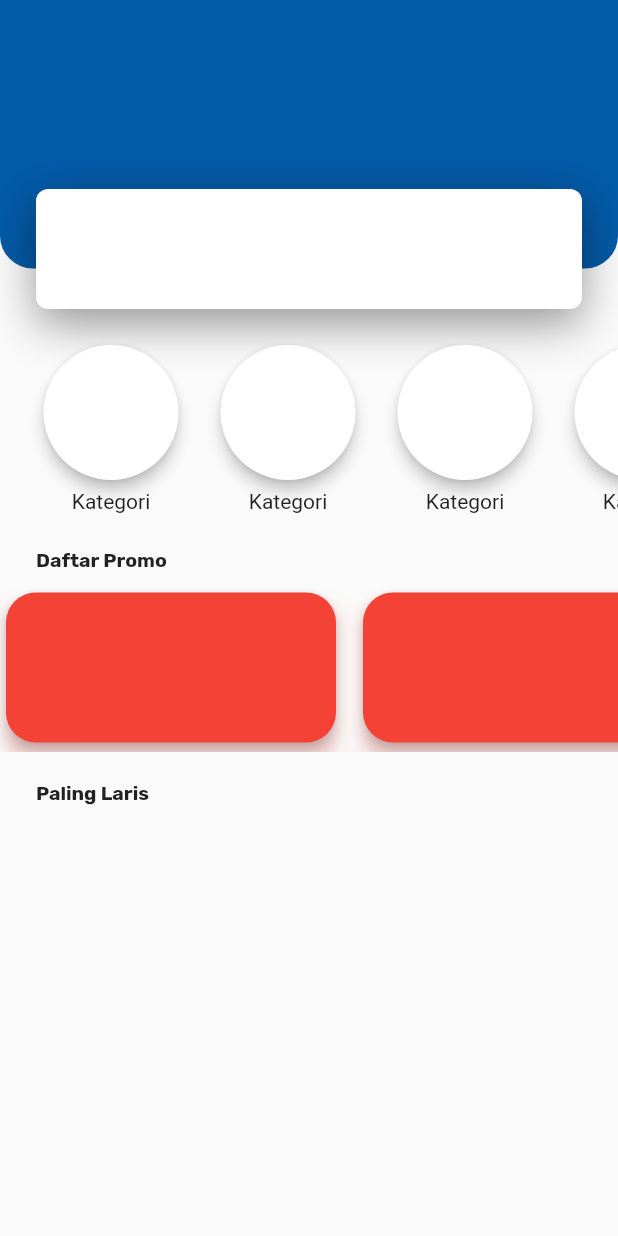
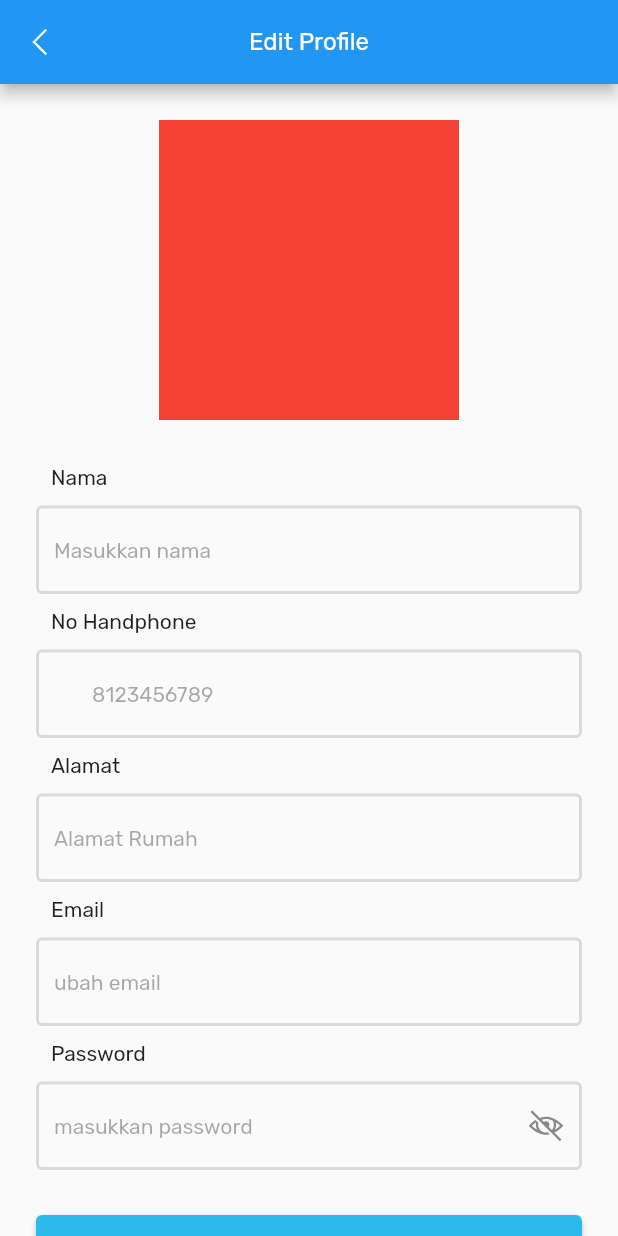
Before and after one commit to zanuar35/tirta_kita, a Flutter app: the screen it shows after launch, on a phone screen of 412 x 824 dp. Run offline on Flutter 3.47's test engine with Material 2 defaults, Android fonts, the phone set to English and light mode, and no system bars; our stand-ins replace google_fonts, line_icons.

Commit message:
initial commit

```diff
--- a/lib/main.dart
+++ b/lib/main.dart
@@ -1,4 +1,5 @@
 import 'package:flutter/material.dart';
+import 'package:tirta_kita/screen/edit_profile/edit_profile.dart';
 import 'package:tirta_kita/screen/home_screen/home_screen.dart';
 import 'package:tirta_kita/screen/login_screen/login_screen.dart';
 import 'package:tirta_kita/screen/sign_up/sign_up_screen.dart';
@@ -15,6 +16,6 @@ class MyApp extends StatelessWidget {
         theme: ThemeData(
           primarySwatch: Colors.blue,
         ),
-        home: HomeScreen());
+        home: EditProfile());
   }
 }
--- /dev/null
+++ b/lib/screen/edit_profile/edit_profile.dart
@@ -0,0 +1,78 @@
+import 'package:flutter/material.dart';
+import 'package:google_fonts/google_fonts.dart';
+import 'package:line_icons/line_icons.dart';
+import 'package:tirta_kita/constants.dart';
+import 'package:tirta_kita/shared/widget/button.dart';
+import 'package:tirta_kita/shared/widget/input_password.dart';
+import 'package:tirta_kita/shared/widget/input_text.dart';
+import 'package:tirta_kita/shared/widget/label_text.dart';
+
+class EditProfile extends StatelessWidget {
+  //const EditProfile({ Key? key }) : super(key: key);
+  final TextEditingController _passwordController = TextEditingController();
+
+  @override
+  Widget build(BuildContext context) {
+    return Scaffold(
+      appBar: AppBar(
+        leading: Icon(LineIcons.angleLeft),
+        title: Text(
+          'Edit Profile',
+          style: GoogleFonts.rubik(
+              textStyle: TextStyle(fontSize: 16, fontWeight: FontWeight.w400)),
+        ),
+        centerTitle: true,
+      ),
+      body: SingleChildScrollView(
+        child: Container(
+          margin: EdgeInsets.symmetric(horizontal: 24, vertical: 24),
+          child: Column(
+            mainAxisAlignment: MainAxisAlignment.start,
+            crossAxisAlignment: CrossAxisAlignment.start,
+            children: <Widget>[
+              Center(
+                child: Container(
+                  color: Colors.red,
+                  width: 200,
+                  height: 200,
+                ),
+              ),
+              SizedBox(
+                height: 20,
+              ),
+              // Input nama
+              LabelText(text: 'Nama'),
+              InputText(hintText: 'Masukkan nama'),
+              // Input no hp
+              LabelText(
+                text: 'No Handphone',
+              ),
+              InputNo(
+                hintText: '8123456789',
+                prefixText: '+62',
+              ),
+              // input alamat
+              LabelText(text: 'Alamat'),
+              InputText(hintText: 'Alamat Rumah'),
+              // input email
+              LabelText(text: 'Email'),
+              InputText(hintText: "ubah email"),
+              // input password
+              LabelText(text: 'Password'),
+              InputPassword(
+                controller: _passwordController,
+                hintText: 'masukkan password',
+              ),
+              SizedBox(height: 30),
+              // Tombol simpan
+              Button(
+                text: 'Simpan',
+                color: kSecondaryColor,
+              )
+            ],
+          ),
+        ),
+      ),
+    );
+  }
+}
--- a/lib/screen/home_screen/home_screen.dart
+++ b/lib/screen/home_screen/home_screen.dart
@@ -1,6 +1,12 @@
 import 'package:flutter/material.dart';
 import 'package:google_fonts/google_fonts.dart';
+import 'package:line_icons/line_icon.dart';
+import 'package:line_icons/line_icons.dart';
 import 'package:tirta_kita/constants.dart';
+import 'package:tirta_kita/screen/home_screen/widgets/card_product.dart';
+
+import 'widgets/category_widget.dart';
+import 'widgets/promo_widget.dart';
 
 class HomeScreen extends StatelessWidget {
   // const HomeScreen({ Key? key }) : super(key: key);
@@ -23,8 +29,8 @@ class HomeScreen extends StatelessWidget {
                   decoration: BoxDecoration(
                     color: kPrimaryColor,
                     borderRadius: BorderRadius.only(
-                        bottomLeft: Radius.circular(22),
-                        bottomRight: Radius.circular(22)),
+                        bottomLeft: Radius.circular(32),
+                        bottomRight: Radius.circular(32)),
                   ),
                 ),
                 Positioned(
@@ -32,8 +38,54 @@ class HomeScreen extends StatelessWidget {
                     left: 0,
                     right: 0,
                     child: Container(
-                      height: 80,
-                      margin: EdgeInsets.symmetric(horizontal: 24),
+                      child: Padding(
+                        padding: EdgeInsets.all(5),
+                        child: Container(
+                          height: size.height - 5,
+                          width: size.width - 5,
+                          // color: Colors.red,
+                          child: Row(
+                            mainAxisAlignment: MainAxisAlignment.spaceEvenly,
+                            children: [
+                              Column(
+                                mainAxisSize: MainAxisSize.min,
+                                crossAxisAlignment: CrossAxisAlignment.start,
+                                children: <Widget>[
+                                  Text(
+                                    "Wahyudi Isman",
+                                    style: GoogleFonts.rubik(
+                                        textStyle: TextStyle(
+                                            fontSize: 14,
+                                            fontWeight: FontWeight.w700)),
+                                  ),
+                                  Row(
+                                    children: <Widget>[
+                                      Icon(
+                                        LineIcons.certificate,
+                                        size: 30,
+                                      ),
+                                      SizedBox(width: 10),
+                                      Text('Silver Member')
+                                    ],
+                                  )
+                                ],
+                              ),
+                              SizedBox(
+                                width: 60,
+                              ),
+                              Container(
+                                height: size.height / 8,
+                                width: size.width / 8,
+                                decoration: BoxDecoration(
+                                    shape: BoxShape.circle,
+                                    color: kPrimaryColor),
+                              )
+                            ],
+                          ),
+                        ),
+                      ),
+                      height: 70,
+                      margin: EdgeInsets.symmetric(horizontal: 32),
                       decoration: BoxDecoration(
                           color: Colors.white,
                           borderRadius: BorderRadius.circular(8),
@@ -50,92 +102,20 @@ class HomeScreen extends StatelessWidget {
           SizedBox(
             height: 20,
           ),
-          Container(
-            height: 120,
-            child: ListView.builder(
-                itemCount: 6,
-                padding: EdgeInsets.only(left: 15, right: 15),
-                scrollDirection: Axis.horizontal,
-                itemBuilder: (context, index) {
-                  return Padding(
-                    padding: const EdgeInsets.only(left: 10, right: 10),
-                    child: Column(
-                      children: [
-                        Card(
-                          elevation: 4,
-                          shape: CircleBorder(),
-                          child: Container(
-                            height: 90,
-                            width: 90,
-                            decoration: BoxDecoration(
-                              shape: BoxShape.circle,
-                            ),
-                          ),
-                        ),
-                        SizedBox(
-                          height: 2,
-                        ),
-                        Text('Kategori')
-                      ],
-                    ),
-                  );
-                }),
+
+
+          CategoryWidget(
+            url: 'https://i.ibb.co/bHrLDGc/image-2-removebg-preview.png',
+          ),
+
+          /*
+            Promo banner
+          */
+          PromoWidget(
+            url: 'https://i.ibb.co/kMJND02/image-3-1.png',
           ),
           SizedBox(
-            height: 20,
-          ),
-          Column(
-            mainAxisAlignment: MainAxisAlignment.start,
-            crossAxisAlignment: CrossAxisAlignment.start,
-            children: <Widget>[
-              Padding(
-                padding: const EdgeInsets.only(left: 24, right: 24),
-                child: Text(
-                  "Daftar Promo",
-                  style: GoogleFonts.rubik(
-                      textStyle:
-                          TextStyle(fontWeight: FontWeight.w700, fontSize: 13)),
-                ),
-              ),
-              SizedBox(
-                height: 10,
-              ),
-              Container(
-                height: 110,
-                child: ListView.builder(
-                    itemCount: 3,
-                    padding: EdgeInsets.only(right: 15),
-                    scrollDirection: Axis.horizontal,
-                    itemBuilder: (context, index) {
-                      return Padding(
-                        padding: const EdgeInsets.only(right: 10),
-                        child: Column(
-                          children: [
-                            Card(
-                              elevation: 4,
-                              color: Colors.red,
-                              shape: RoundedRectangleBorder(
-                                  borderRadius: BorderRadius.circular(20)),
-                              child: Container(
-                                height: 100,
-                                width: 220,
-                                decoration: BoxDecoration(boxShadow: [
-                                  BoxShadow(
-                                      offset: Offset(0, 10),
-                                      blurRadius: 10,
-                                      color: Colors.red.withOpacity(0.2))
-                                ]),
-                              ),
-                            ),
-                          ],
-                        ),
-                      );
-                    }),
-              ),
-            ],
-          ),
-          SizedBox(
-            height: 20,
+            height: 10,
           ),
           Padding(
             padding: const EdgeInsets.only(left: 24, right: 24),
@@ -146,6 +126,10 @@ class HomeScreen extends StatelessWidget {
                       TextStyle(fontWeight: FontWeight.w700, fontSize: 13)),
             ),
           ),
+          /*
+            Card Produk
+          */
+          CardProduct(size: size)
         ],
       ),
     );
--- /dev/null
+++ b/lib/shared/widget/button.dart
@@ -0,0 +1,37 @@
+import 'package:flutter/material.dart';
+import 'package:google_fonts/google_fonts.dart';
+import 'package:tirta_kita/constants.dart';
+
+class Button extends StatelessWidget {
+  final String text;
+  final Color color;
+
+  const Button({
+    this.color,
+    @required this.text,
+    Key key,
+  }) : super(key: key);
+
+  @override
+  Widget build(BuildContext context) {
+    return Container(
+      width: double.infinity,
+      height: MediaQuery.of(context).size.height / 13,
+      decoration: BoxDecoration(),
+      child: ElevatedButton(
+        onPressed: () {},
+        style: ButtonStyle(
+          backgroundColor: MaterialStateProperty.all(
+           color,
+          ),
+        ),
+        child: Text(
+          text,
+          style: GoogleFonts.rubik(
+            textStyle: TextStyle(fontSize: 18, fontWeight: FontWeight.w500),
+          ),
+        ),
+      ),
+    );
+  }
+}
```
Also changed, not shown: lib/screen/home_screen/widgets/card_product.dart (added, +107 -0 lines), lib/screen/home_screen/widgets/category_widget.dart (added, +50 -0 lines), lib/screen/home_screen/widgets/promo_widget.dart (added, +71 -0 lines).
